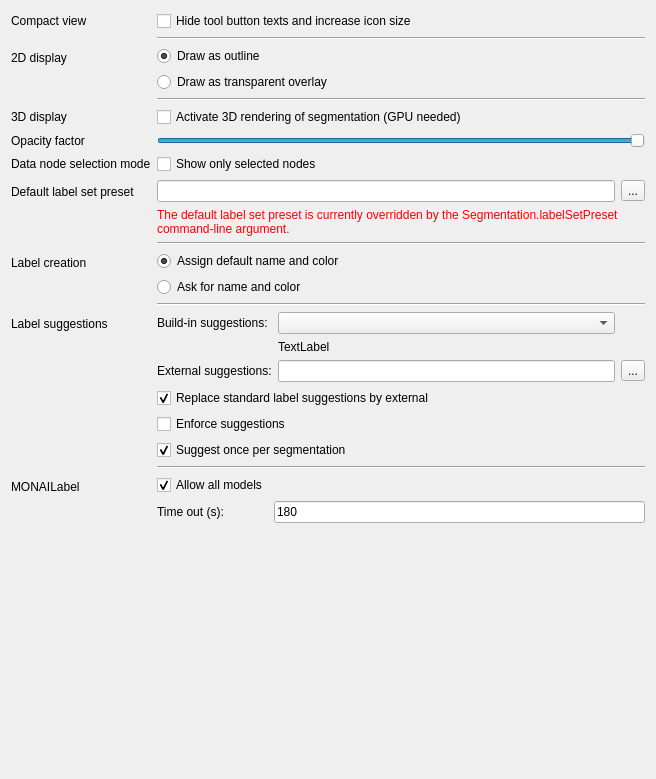
The window that Plugins/org.mitk.gui.qt.segmentation/src/QmitkSegmentationPreferencePageControls.ui (MITK/MITK) describes before a commit, drawn with Qt 5.
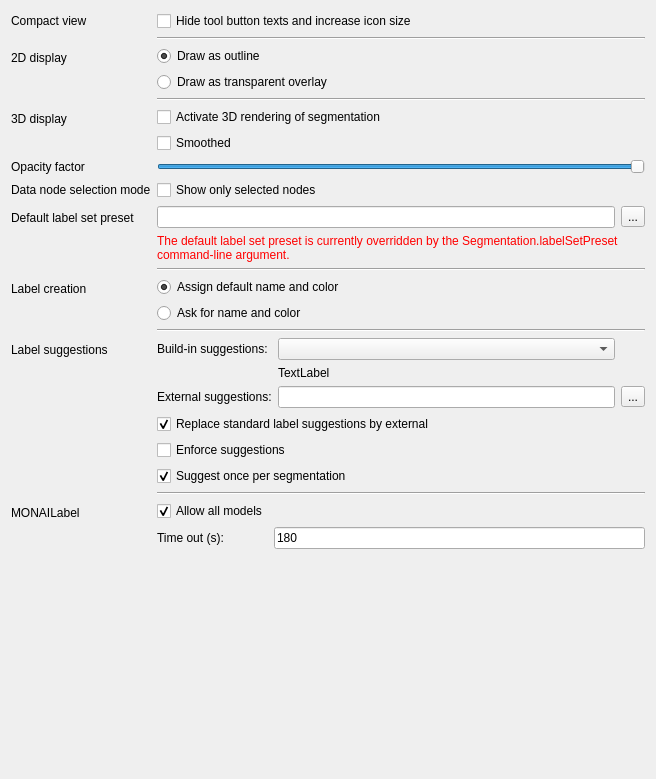
The same window after the commit.

What changed in the file:
```diff
--- a/Plugins/org.mitk.gui.qt.segmentation/src/QmitkSegmentationPreferencePageControls.ui
+++ b/Plugins/org.mitk.gui.qt.segmentation/src/QmitkSegmentationPreferencePageControls.ui
@@ -350,11 +350,25 @@
     </widget>
    </item>
    <item row="4" column="1">
+    <layout class="QVBoxLayout" name="rendering3DOptionsLayout">
+     <item>
     <widget class="QCheckBox" name="check3DRendering">
      <property name="text">
-      <string>Activate 3D rendering of segmentation (GPU needed)</string>
-     </property>
-    </widget>
+        <string>Activate 3D rendering of segmentation</string>
+       </property>
+      </widget>
+     </item>
+     <item>
+      <widget class="QCheckBox" name="check3DSmoothed">
+       <property name="toolTip">
+        <string>Apply constrained smoothing to the extracted surface. Disable to render raw voxel boundaries.</string>
+       </property>
+       <property name="text">
+        <string>Smoothed</string>
+       </property>
+      </widget>
+     </item>
+    </layout>
    </item>
    <item row="13" column="1">
     <widget class="QCheckBox" name="enforceSuggestionsCheckBox">
```
Lines whose indentation alone changed are shown as unchanged.
